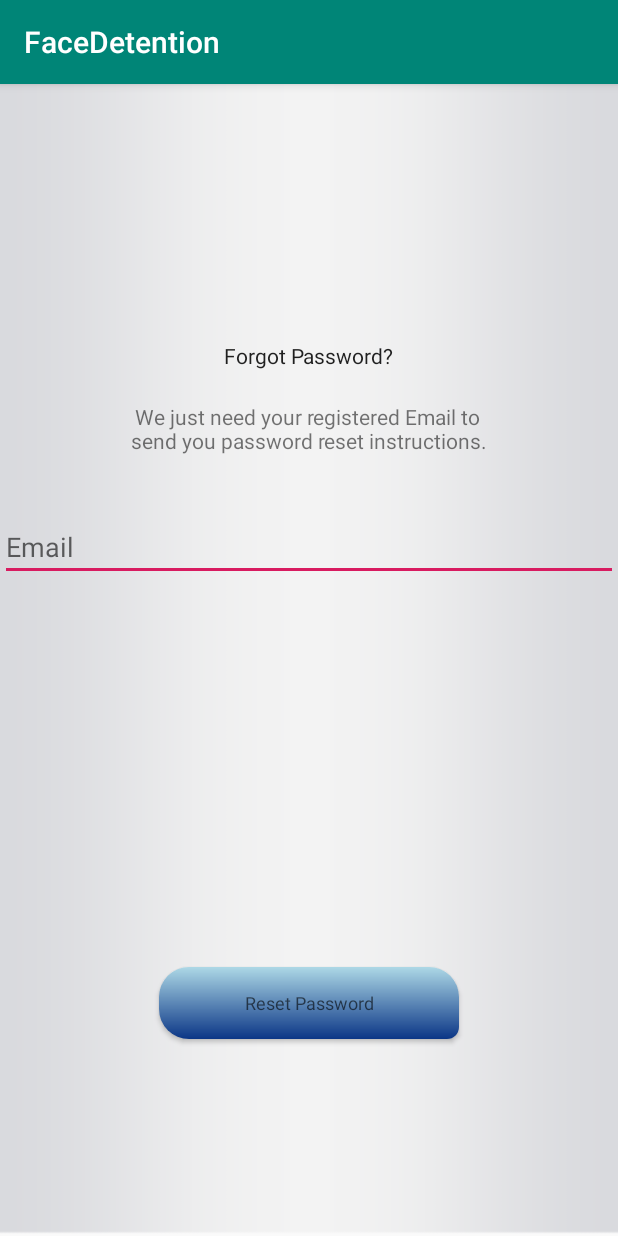
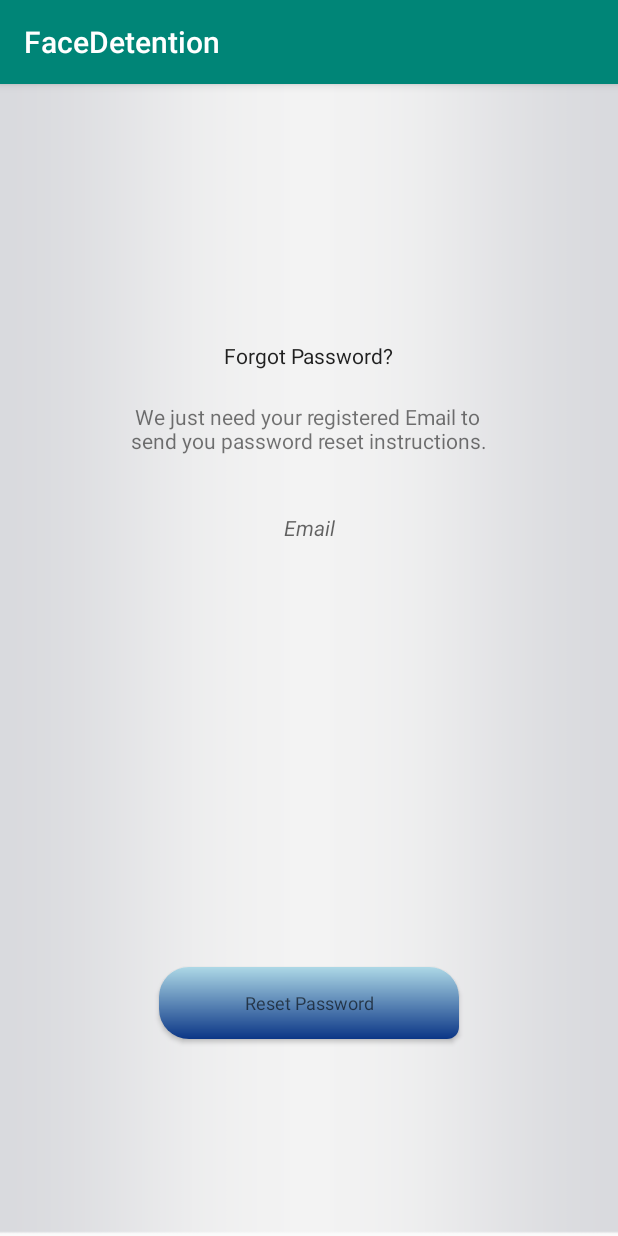
Before and after one commit to NourTadros/FaceDetection2, an Android app: the ResetPassword screen opened directly, with no data from a screen before it, on a phone screen of 412 x 824 dp. Run offline under Robolectric (Android 15) with nearby library versions, the phone set to English and light mode, and no system bars; our stand-ins replace Firebase (no records; nobody signed in at launch, a user with empty details on screens opened directly).

Commit message:
bugs fixed

```diff
--- a/app/src/main/java/com/example/katy/facedetention/ResetPassword.java
+++ b/app/src/main/java/com/example/katy/facedetention/ResetPassword.java
@@ -8,13 +8,14 @@ import android.util.Log;
 import android.view.View;
 import android.widget.Button;
 import android.widget.EditText;
+import android.widget.TextView;
 
 import com.google.android.gms.tasks.OnCompleteListener;
 import com.google.android.gms.tasks.Task;
 import com.google.firebase.auth.FirebaseAuth;
 
 public class ResetPassword extends AppCompatActivity {
-    EditText emailFld;
+    TextView emailFld;
     Button resetPasswordBtn;
     @Override
     protected void onCreate(Bundle savedInstanceState) {
--- a/app/src/main/res/layout/activity_reset_password.xml
+++ b/app/src/main/res/layout/activity_reset_password.xml
@@ -28,7 +28,7 @@
         android:gravity="center"
         android:text="We just need your registered Email to \nsend you password reset instructions." />
 
-    <EditText
+    <TextView
         android:id="@+id/EmailID"
         android:layout_width="match_parent"
         android:layout_height="wrap_content"
@@ -36,7 +36,9 @@
         android:layout_alignParentTop="true"
         android:layout_marginStart="0dp"
         android:layout_marginTop="286dp"
+        android:textAlignment="center"
         android:hint="Email"
+        android:textStyle="italic"
         android:layout_alignParentLeft="true"
         android:layout_marginLeft="0dp" />
 
--- a/app/src/main/res/layout/nav_header_menu.xml
+++ b/app/src/main/res/layout/nav_header_menu.xml
@@ -15,10 +15,10 @@
     <ImageView
         android:id="@+id/userDisplayPicture"
         android:layout_width="wrap_content"
-        android:layout_height="wrap_content"
+        android:layout_height="79dp"
         android:contentDescription="@string/nav_header_desc"
         android:paddingTop="@dimen/nav_header_vertical_spacing"
-        app:srcCompat="@mipmap/ic_launcher_round" />
+        app:srcCompat="@drawable/profile_picture" />
 
 
     <TextView
--- a/app/src/main/res/menu/activity_menu_drawer.xml
+++ b/app/src/main/res/menu/activity_menu_drawer.xml
@@ -4,6 +4,11 @@
     tools:showIn="navigation_view">
 
     <group android:checkableBehavior="single">
+        <item
+            android:id="@+id/nav_home"
+            android:icon="@drawable/home_icon"
+            android:title="Home"
+            />
         <item
             android:id="@+id/nav_camera"
             android:icon="@drawable/ic_menu_camera"
```
Also changed, not shown: app/src/main/java/com/example/katy/facedetention/MenuActivity.java (+9 -1 lines), app/src/main/res/drawable/arrow.png (added).
